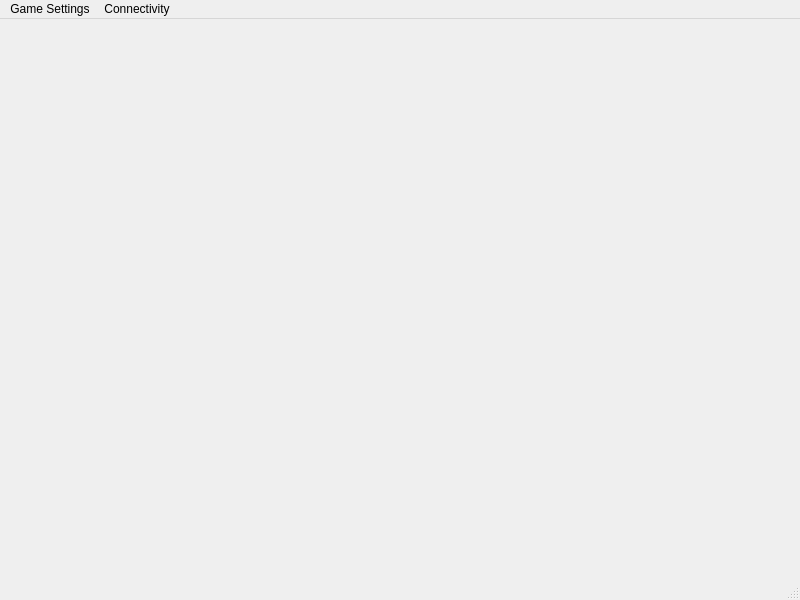
Qt form Qt/ui/gameWindow.ui (marcelkoniecz/WDS) before a commit.
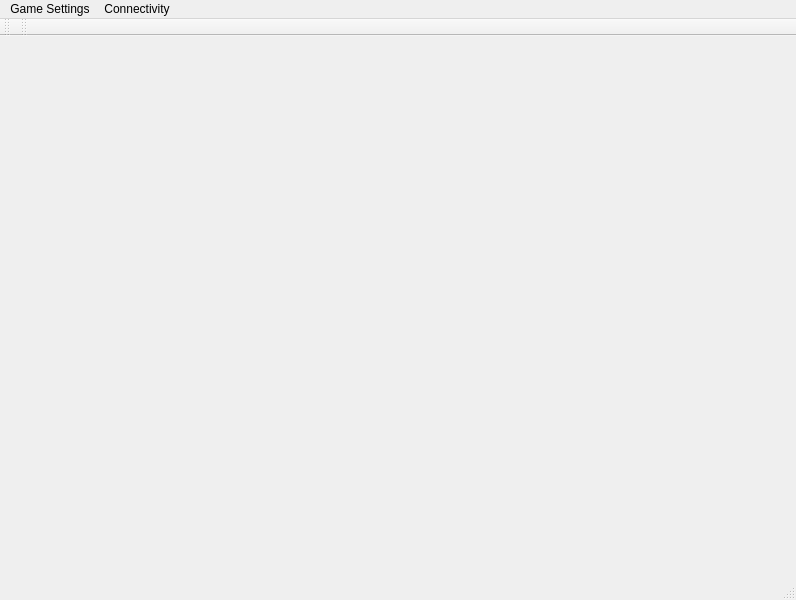
The same form after that commit.

```diff
--- a/Qt/ui/gameWindow.ui
+++ b/Qt/ui/gameWindow.ui
@@ -6,7 +6,7 @@
    <rect>
     <x>0</x>
     <y>0</y>
-    <width>800</width>
+    <width>796</width>
     <height>600</height>
    </rect>
   </property>
@@ -23,7 +23,7 @@
     <rect>
      <x>0</x>
      <y>0</y>
-     <width>800</width>
+     <width>796</width>
      <height>22</height>
     </rect>
    </property>
@@ -44,6 +44,28 @@
    <addaction name="menuPolaczenie"/>
   </widget>
   <widget class="QStatusBar" name="statusbar"/>
+  <widget class="QToolBar" name="toolBar">
+   <property name="windowTitle">
+    <string>toolBar</string>
+   </property>
+   <attribute name="toolBarArea">
+    <enum>TopToolBarArea</enum>
+   </attribute>
+   <attribute name="toolBarBreak">
+    <bool>false</bool>
+   </attribute>
+  </widget>
+  <widget class="QToolBar" name="toolBar_2">
+   <property name="windowTitle">
+    <string>toolBar_2</string>
+   </property>
+   <attribute name="toolBarArea">
+    <enum>TopToolBarArea</enum>
+   </attribute>
+   <attribute name="toolBarBreak">
+    <bool>false</bool>
+   </attribute>
+  </widget>
   <action name="actionUstawienia">
    <property name="text">
     <string>Ustawienia</string>
```
Left out of the diff: 2 changed lines with no effect on the pictures.
